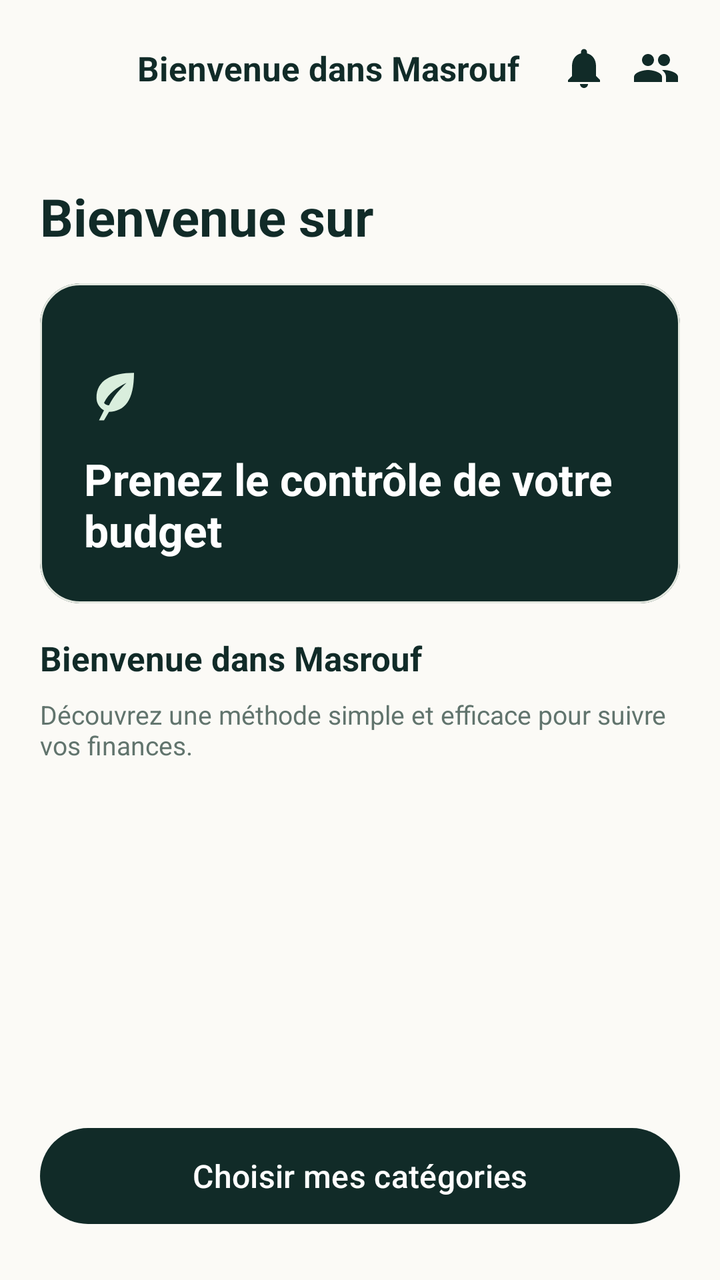
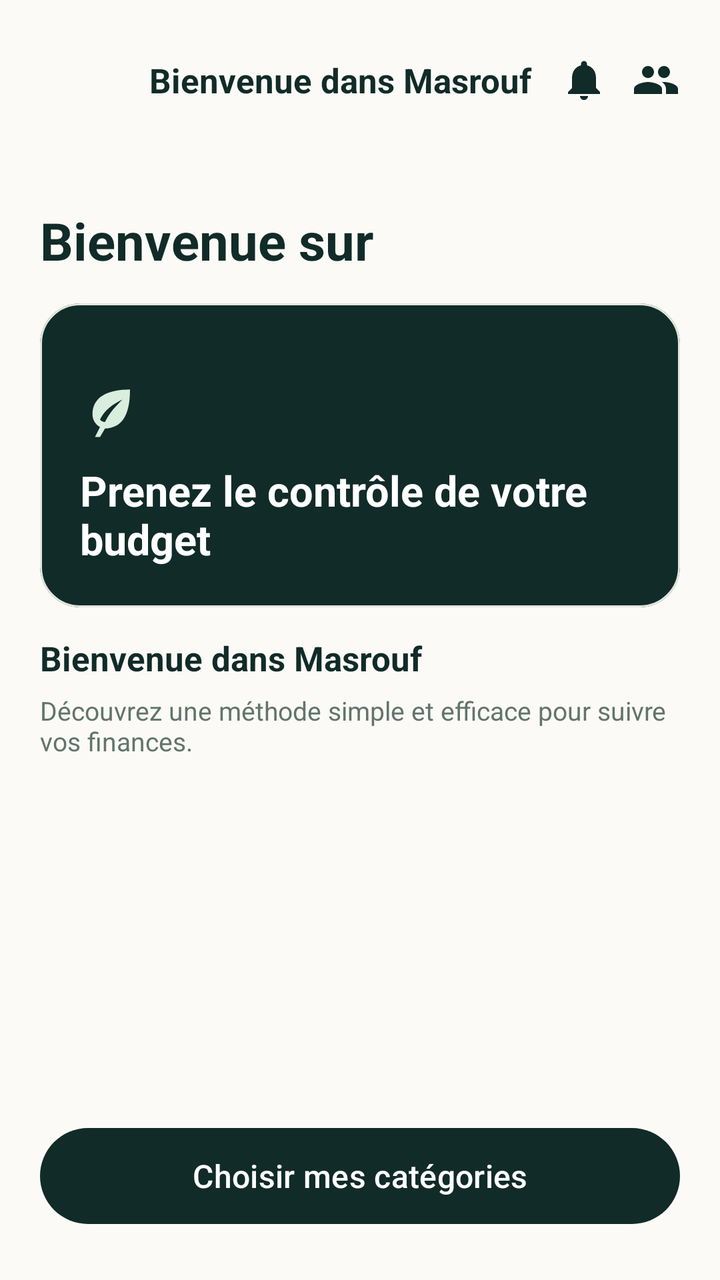

The first picture is an Android layout as it rendered before a commit; the second is the same layout after the commit. The layout source and the unified diff follow.
<!-- AndroidManifest.xml: application theme Theme.Masrouf1 -->
<!-- res/layout/activity_onboarding.xml -->
<?xml version="1.0" encoding="utf-8"?>
<FrameLayout xmlns:android="http://schemas.android.com/apk/res/android"
    xmlns:app="http://schemas.android.com/apk/res-auto"
    android:layout_width="match_parent"
    android:layout_height="match_parent"
    android:background="@color/cream"
    android:layoutDirection="locale">

    <LinearLayout
        android:layout_width="match_parent"
        android:layout_height="match_parent"
        android:orientation="vertical">

        
        <LinearLayout
            android:layout_width="match_parent"
            android:layout_height="wrap_content"
            android:gravity="center_vertical"
            android:orientation="horizontal"
            android:padding="16dp">

            <ImageView
                android:id="@+id/onboarding_back"
                android:layout_width="36dp"
                android:layout_height="36dp"
                android:background="?attr/selectableItemBackgroundBorderless"
                android:contentDescription="@string/back"
                android:padding="6dp"
                android:src="@drawable/ic_back"
                android:visibility="invisible" />

            <TextView
                android:id="@+id/onboarding_title_bar"
                android:layout_width="0dp"
                android:layout_height="wrap_content"
                android:layout_weight="1"
                android:gravity="center"
                android:text="@string/onboarding_discover"
                android:textColor="@color/forest"
                android:textSize="17sp"
                android:textStyle="bold" />

            
            <LinearLayout
                android:layout_width="wrap_content"
                android:layout_height="wrap_content"
                android:gravity="center_vertical"
                android:orientation="horizontal">

                <ImageView
                    android:layout_width="32dp"
                    android:layout_height="32dp"
                    android:contentDescription=""
                    android:padding="4dp"
                    android:src="@drawable/ic_notifications"
                    android:tint="@color/forest" />

                <ImageView
                    android:layout_width="32dp"
                    android:layout_height="32dp"
                    android:layout_marginStart="4dp"
                    android:contentDescription=""
                    android:padding="4dp"
                    android:src="@drawable/ic_people"
                    android:tint="@color/forest" />

            </LinearLayout>

        </LinearLayout>

        
        <TextView
            android:id="@+id/onboarding_step_label"
            android:layout_width="match_parent"
            android:layout_height="wrap_content"
            android:paddingHorizontal="20dp"
            android:textColor="@color/muted_green"
            android:textSize="11sp"
            android:letterSpacing="0.1" />

        
        <FrameLayout
            android:layout_width="match_parent"
            android:layout_height="0dp"
            android:layout_weight="1">

            
            <LinearLayout
                android:id="@+id/onboarding_step_one"
                android:layout_width="match_parent"
                android:layout_height="match_parent"
                android:orientation="vertical"
                android:paddingHorizontal="20dp"
                android:paddingTop="8dp">

                
                <TextView
                    android:layout_width="match_parent"
                    android:layout_height="wrap_content"
                    android:layout_marginBottom="16dp"
                    android:text="@string/onboarding_step1_heading"
                    android:textColor="@color/forest"
                    android:textSize="26sp"
                    android:textStyle="bold" />

                
                <com.google.android.material.card.MaterialCardView
                    android:layout_width="match_parent"
                    android:layout_height="160dp"
                    android:layout_marginBottom="16dp"
                    app:cardBackgroundColor="@color/forest"
                    app:cardCornerRadius="20dp"
                    app:cardElevation="0dp">

                    <LinearLayout
                        android:layout_width="match_parent"
                        android:layout_height="match_parent"
                        android:gravity="bottom|start"
                        android:orientation="vertical"
                        android:padding="22dp">

                        <ImageView
                            android:layout_width="30dp"
                            android:layout_height="30dp"
                            android:layout_marginBottom="12dp"
                            android:contentDescription=""
                            android:src="@drawable/ic_notification_leaf"
                            android:tint="@color/mint" />

                        <TextView
                            android:layout_width="match_parent"
                            android:layout_height="wrap_content"
                            android:text="@string/onboarding_hero_title"
                            android:textColor="@color/alabaster"
                            android:textSize="22sp"
                            android:textStyle="bold" />

                    </LinearLayout>

                </com.google.android.material.card.MaterialCardView>

                
                <TextView
                    android:layout_width="match_parent"
                    android:layout_height="wrap_content"
                    android:layout_marginBottom="8dp"
                    android:text="@string/onboarding_welcome_in_masrouf"
                    android:textColor="@color/forest"
                    android:textSize="17sp"
                    android:textStyle="bold" />

                <TextView
                    android:layout_width="match_parent"
                    android:layout_height="wrap_content"
                    android:layout_marginBottom="12dp"
                    android:text="@string/onboarding_welcome_desc"
                    android:textColor="@color/muted_green"
                    android:textSize="13sp" />

                
                <LinearLayout
                    android:id="@+id/onboarding_sample_transactions"
                    android:layout_width="match_parent"
                    android:layout_height="0dp"
                    android:layout_weight="1"
                    android:orientation="vertical" />

            </LinearLayout>

            
            <LinearLayout
                android:id="@+id/onboarding_step_two"
                android:layout_width="match_parent"
                android:layout_height="match_parent"
                android:orientation="vertical"
                android:paddingHorizontal="20dp"
                android:paddingTop="8dp"
                android:visibility="gone">

                
                <TextView
                    android:layout_width="match_parent"
                    android:layout_height="wrap_content"
                    android:layout_marginBottom="4dp"
                    android:text="@string/onboarding_step2_heading"
                    android:textColor="@color/forest"
                    android:textSize="22sp"
                    android:textStyle="bold" />

                <TextView
                    android:layout_width="match_parent"
                    android:layout_height="wrap_content"
                    android:layout_marginBottom="8dp"
                    android:text="@string/onboarding_customize_description"
                    android:textColor="@color/muted_green"
                    android:textSize="13sp" />

                
                <com.google.android.material.card.MaterialCardView
                    android:layout_width="wrap_content"
                    android:layout_height="wrap_content"
                    android:layout_marginBottom="12dp"
                    app:cardBackgroundColor="@color/alabaster"
                    app:cardCornerRadius="20dp"
                    app:cardElevation="0dp"
                    app:strokeColor="@color/card_border"
                    app:strokeWidth="1dp">

                    <LinearLayout
                        android:layout_width="wrap_content"
                        android:layout_height="wrap_content"
                        android:gravity="center_vertical"
                        android:orientation="horizontal"
                        android:paddingHorizontal="14dp"
                        android:paddingVertical="8dp">

                        <ImageView
                            android:layout_width="16dp"
                            android:layout_height="16dp"
                            android:contentDescription=""
                            android:src="@drawable/ic_bag"
                            android:tint="@color/forest" />

                        <TextView
                            android:id="@+id/onboarding_category_count"
                            android:layout_width="wrap_content"
                            android:layout_height="wrap_content"
                            android:layout_marginStart="8dp"
                            android:text="@string/categories_selected_zero"
                            android:textColor="@color/forest"
                            android:textSize="13sp"
                            android:textStyle="bold" />

                        <TextView
                            android:id="@+id/category_count_badge"
                            android:layout_width="24dp"
                            android:layout_height="24dp"
                            android:layout_marginStart="6dp"
                            android:background="@drawable/badge_background"
                            android:gravity="center"
                            android:text="0"
                            android:textColor="@color/alabaster"
                            android:textSize="11sp"
                            android:textStyle="bold" />

                    </LinearLayout>

                </com.google.android.material.card.MaterialCardView>

                
                <ProgressBar
                    android:id="@+id/onboarding_category_loading"
                    style="?android:attr/progressBarStyleHorizontal"
                    android:layout_width="match_parent"
                    android:layout_height="4dp"
                    android:indeterminate="true"
                    android:indeterminateTint="@color/emerald"
                    android:visibility="gone" />

                
                <androidx.recyclerview.widget.RecyclerView
                    android:id="@+id/onboarding_category_list"
                    android:layout_width="match_parent"
                    android:layout_height="0dp"
                    android:layout_weight="1"
                    android:clipToPadding="false"
                    android:paddingBottom="8dp" />

            </LinearLayout>

            
            <LinearLayout
                android:id="@+id/onboarding_step_three"
                android:layout_width="match_parent"
                android:layout_height="match_parent"
                android:orientation="vertical"
                android:paddingHorizontal="20dp"
                android:paddingTop="8dp"
                android:visibility="gone">

                
                <TextView
                    android:layout_width="match_parent"
                    android:layout_height="wrap_content"
                    android:layout_marginBottom="4dp"
                    android:text="@string/onboarding_step3_heading"
                    android:textColor="@color/forest"
                    android:textSize="22sp"
                    android:textStyle="bold" />

                
                <TextView
                    android:id="@+id/onboarding_selection_summary_text"
                    android:layout_width="match_parent"
                    android:layout_height="wrap_content"
                    android:layout_marginBottom="16dp"
                    android:textColor="@color/muted_green"
                    android:textSize="13sp" />

                
                <ScrollView
                    android:layout_width="match_parent"
                    android:layout_height="0dp"
                    android:layout_weight="1">

                    <LinearLayout
                        android:id="@+id/onboarding_summary_list"
                        android:layout_width="match_parent"
                        android:layout_height="wrap_content"
                        android:orientation="vertical" />

                </ScrollView>

                
                <com.google.android.material.card.MaterialCardView
                    android:layout_width="match_parent"
                    android:layout_height="wrap_content"
                    android:layout_marginTop="12dp"
                    android:layout_marginBottom="8dp"
                    app:cardBackgroundColor="@color/mint"
                    app:cardCornerRadius="12dp"
                    app:cardElevation="0dp">

                    <LinearLayout
                        android:layout_width="match_parent"
                        android:layout_height="wrap_content"
                        android:gravity="center_vertical"
                        android:orientation="horizontal"
                        android:padding="14dp">

                        <ImageView
                            android:layout_width="20dp"
                            android:layout_height="20dp"
                            android:contentDescription=""
                            android:src="@drawable/ic_notifications"
                            android:tint="@color/emerald" />

                        <LinearLayout
                            android:layout_width="0dp"
                            android:layout_height="wrap_content"
                            android:layout_marginStart="10dp"
                            android:layout_weight="1"
                            android:orientation="vertical">

                            <TextView
                                android:layout_width="match_parent"
                                android:layout_height="wrap_content"
                                android:text="@string/onboarding_budget_info_title"
                                android:textColor="@color/forest"
                                android:textSize="13sp"
                                android:textStyle="bold" />

                            <TextView
                                android:layout_width="match_parent"
                                android:layout_height="wrap_content"
                                android:layout_marginTop="2dp"
                                android:text="@string/onboarding_budget_info_desc"
                                android:textColor="@color/muted_green"
                                android:textSize="12sp" />

                        </LinearLayout>

                    </LinearLayout>

                </com.google.android.material.card.MaterialCardView>

            </LinearLayout>

        </FrameLayout>

        
        <LinearLayout
            android:layout_width="match_parent"
            android:layout_height="wrap_content"
            android:gravity="center_vertical"
            android:orientation="vertical"
            android:paddingHorizontal="20dp"
            android:paddingBottom="24dp"
            android:paddingTop="8dp">

            <com.google.android.material.button.MaterialButton
                android:id="@+id/onboarding_next"
                android:layout_width="match_parent"
                android:layout_height="56dp"
                android:text="@string/choose_categories"
                android:textColor="@color/alabaster"
                android:textSize="16sp"
                app:backgroundTint="@color/forest"
                app:cornerRadius="28dp" />

            
            <com.google.android.material.button.MaterialButton
                android:id="@+id/onboarding_modify_selection"
                android:layout_width="match_parent"
                android:layout_height="52dp"
                android:layout_marginTop="8dp"
                android:text="@string/onboarding_modify_selection"
                android:textColor="@color/alabaster"
                android:textSize="15sp"
                android:visibility="gone"
                app:backgroundTint="@color/emerald"
                app:cornerRadius="28dp" />

            <ProgressBar
                android:id="@+id/onboarding_save_progress"
                android:layout_width="28dp"
                android:layout_height="28dp"
                android:layout_gravity="center"
                android:layout_marginTop="8dp"
                android:indeterminateTint="@color/emerald"
                android:visibility="gone" />

        </LinearLayout>

    </LinearLayout>

</FrameLayout>
<!-- resources referenced by this layout -->
<resources>
  <color name="alabaster">#FFFFFF</color>
  <color name="card_border">#E2E7DF</color>
  <color name="cream">#FBFAF6</color>
  <color name="emerald">#2E7D43</color>
  <color name="forest">#112B28</color>
  <color name="mint">#D9EEDD</color>
  <color name="muted_green">#61746D</color>
  <!-- drawable badge_background (drawable) -->
  <shape xmlns:android="http://schemas.android.com/apk/res/android" android:shape="rectangle">
      <solid android:color="@color/mint" />
      <corners android:radius="28dp" />
  </shape>
  <!-- drawable ic_back (drawable) -->
  <vector xmlns:android="http://schemas.android.com/apk/res/android" android:width="24dp" android:height="24dp" android:viewportWidth="24" android:viewportHeight="24"><path android:fillColor="#FFFFFFFF" android:pathData="M20,11H7.83L13.42,5.41L12,4L4,12L12,20L13.41,18.59L7.83,13H20V11Z" /></vector>
  <string name="back">Retour</string>
  <string name="categories_selected_zero">Catégories sélectionnées : </string>
  <string name="choose_categories">Choisir mes catégories</string>
  <string name="onboarding_budget_info_desc">Vous pourrez en définir un depuis l\'écran Accueil à tout moment.</string>
  <string name="onboarding_budget_info_title">Créez un budget quand vous serez prêt</string>
  <string name="onboarding_customize_description">Sélectionne les catégories que tu souhaites utiliser dans Masrouf. Tu pourras les modifier plus tard.</string>
  <string name="onboarding_discover">Bienvenue dans Masrouf</string>
  <string name="onboarding_hero_title">Prenez le contrôle de votre budget</string>
  <string name="onboarding_modify_selection">Modifier la sélection</string>
  <string name="onboarding_step1_heading">Bienvenue sur</string>
  <string name="onboarding_step2_heading">Vos catégories</string>
  <string name="onboarding_step3_heading">Votre sélection</string>
  <string name="onboarding_welcome_desc">Découvrez une méthode simple et efficace pour suivre vos finances.</string>
  <string name="onboarding_welcome_in_masrouf">Bienvenue dans Masrouf</string>
  <style name="Theme.Masrouf1" parent="Base.Theme.Masrouf1" />
  <color name="mint_light">#D9EEDD</color>
  <color name="mint_accent">#85B8A5</color>
  <color name="coral">#DC7770</color>
  <style name="Widget.Masrouf.Chip" parent="Widget.Material3.Chip.Filter">
          <item name="chipBackgroundColor">@color/chip_background_color</item>
          <item name="chipStrokeColor">@color/chip_stroke_color</item>
          <item name="chipStrokeWidth">1dp</item>
          <item name="android:textColor">@color/forest</item>
          <item name="checkedIconTint">@color/emerald</item>
      </style>
  <style name="Widget.Masrouf.Button.Outlined" parent="Widget.Material3.Button.OutlinedButton">
          <item name="android:textColor">@color/forest</item>
          <item name="strokeColor">@color/forest</item>
          <item name="iconTint">@color/forest</item>
      </style>
  <style name="Widget.Masrouf.EditText" parent="Widget.AppCompat.EditText">
          <item name="android:textColor">@color/ink</item>
          <item name="android:textColorHint">@color/muted_green</item>
      </style>
  <color name="ink">#112B28</color>
  <style name="Widget.Masrouf.Button.Material" parent="Widget.Material3.Button">
          <item name="android:minHeight">48dp</item>
          <item name="backgroundTint">@color/forest</item>
          <item name="android:textColor">@color/alabaster</item>
      </style>
  <style name="Widget.Masrouf.DialogButton" parent="Widget.Material3.Button.TextButton.Dialog">
          <item name="android:textColor">@color/emerald</item>
      </style>
  <!-- unchanged entries left out for length: 7 -->
</resources>

<!-- the commit's change to res/layout/activity_onboarding.xml (unified diff, before → after) -->
@@ -4,6 +4,7 @@
     android:layout_width="match_parent"
     android:layout_height="match_parent"
     android:background="@color/cream"
+    android:fitsSystemWindows="true"
     android:layoutDirection="locale">
 
     <LinearLayout
@@ -21,13 +22,14 @@
 
             <ImageView
                 android:id="@+id/onboarding_back"
-                android:layout_width="36dp"
-                android:layout_height="36dp"
+                android:layout_width="48dp"
+                android:layout_height="48dp"
                 android:background="?attr/selectableItemBackgroundBorderless"
                 android:contentDescription="@string/back"
-                android:padding="6dp"
+                android:padding="10dp"
                 android:src="@drawable/ic_back"
-                android:visibility="invisible" />
+                android:visibility="invisible"
+                app:tint="@color/forest" />
 
             <TextView
                 android:id="@+id/onboarding_title_bar"
@@ -89,81 +91,96 @@
                 android:id="@+id/onboarding_step_one"
                 android:layout_width="match_parent"
                 android:layout_height="match_parent"
-                android:orientation="vertical"
-                android:paddingHorizontal="20dp"
-                android:paddingTop="8dp">
-
-                
-                <TextView
-                    android:layout_width="match_parent"
-                    android:layout_height="wrap_content"
-                    android:layout_marginBottom="16dp"
-                    android:text="@string/onboarding_step1_heading"
-                    android:textColor="@color/forest"
-                    android:textSize="26sp"
-                    android:textStyle="bold" />
-
-                
-                <com.google.android.material.card.MaterialCardView
-                    android:layout_width="match_parent"
-                    android:layout_height="160dp"
-                    android:layout_marginBottom="16dp"
-                    app:cardBackgroundColor="@color/forest"
-                    app:cardCornerRadius="20dp"
-                    app:cardElevation="0dp">
+                android:orientation="vertical">
+
+                <ScrollView
+                    android:layout_width="match_parent"
+                    android:layout_height="match_parent"
+                    android:fillViewport="true"
+                    android:scrollbars="none">
 
                     <LinearLayout
                         android:layout_width="match_parent"
-                        android:layout_height="match_parent"
-                        android:gravity="bottom|start"
+                        android:layout_height="wrap_content"
                         android:orientation="vertical"
-                        android:padding="22dp">
-
-                        <ImageView
-                            android:layout_width="30dp"
-                            android:layout_height="30dp"
-                            android:layout_marginBottom="12dp"
-                            android:contentDescription=""
-                            android:src="@drawable/ic_notification_leaf"
-                            android:tint="@color/mint" />
-
+                        android:paddingHorizontal="20dp"
+                        android:paddingTop="8dp"
+                        android:paddingBottom="12dp">
+
+                        
                         <TextView
                             android:layout_width="match_parent"
                             android:layout_height="wrap_content"
-                            android:text="@string/onboarding_hero_title"
-                            android:textColor="@color/alabaster"
-                            android:textSize="22sp"
+                            android:layout_marginBottom="14dp"
+                            android:text="@string/onboarding_step1_heading"
+                            android:textColor="@color/forest"
+                            android:textSize="26sp"
                             android:textStyle="bold" />
 
+                        
+                        <com.google.android.material.card.MaterialCardView
+                            android:layout_width="match_parent"
+                            android:layout_height="152dp"
+                            android:layout_marginBottom="14dp"
+                            app:cardBackgroundColor="@color/forest"
+                            app:cardCornerRadius="20dp"
+                            app:cardElevation="0dp">
+
+                            <LinearLayout
+                                android:layout_width="match_parent"
+                                android:layout_height="match_parent"
+                                android:gravity="bottom|start"
+                                android:orientation="vertical"
+                                android:padding="20dp">
+
+                                <ImageView
+                                    android:layout_width="30dp"
+                                    android:layout_height="30dp"
+                                    android:layout_marginBottom="10dp"
+                                    android:contentDescription=""
+                                    android:src="@drawable/ic_notification_leaf"
+                                    android:tint="@color/mint" />
+
+                                <TextView
+                                    android:layout_width="match_parent"
+                                    android:layout_height="wrap_content"
+                                    android:text="@string/onboarding_hero_title"
+                                    android:textColor="@color/alabaster"
+                                    android:textSize="21sp"
+                                    android:textStyle="bold" />
+
+                            </LinearLayout>
+
+                        </com.google.android.material.card.MaterialCardView>
+
+                        
+                        <TextView
+                            android:layout_width="match_parent"
+                            android:layout_height="wrap_content"
+                            android:layout_marginBottom="6dp"
+                            android:text="@string/onboarding_welcome_in_masrouf"
+                            android:textColor="@color/forest"
+                            android:textSize="17sp"
+                            android:textStyle="bold" />
+
+                        <TextView
+                            android:layout_width="match_parent"
+                            android:layout_height="wrap_content"
+                            android:layout_marginBottom="12dp"
+                            android:text="@string/onboarding_welcome_desc"
+                            android:textColor="@color/muted_green"
+                            android:textSize="13sp" />
+
+                        
+                        <LinearLayout
+                            android:id="@+id/onboarding_sample_transactions"
+                            android:layout_width="match_parent"
+                            android:layout_height="wrap_content"
+                            android:orientation="vertical" />
+
                     </LinearLayout>
 
-                </com.google.android.material.card.MaterialCardView>
-
-                
-                <TextView
-                    android:layout_width="match_parent"
-                    android:layout_height="wrap_content"
-                    android:layout_marginBottom="8dp"
-                    android:text="@string/onboarding_welcome_in_masrouf"
-                    android:textColor="@color/forest"
-                    android:textSize="17sp"
-                    android:textStyle="bold" />
-
-                <TextView
-                    android:layout_width="match_parent"
-                    android:layout_height="wrap_content"
-                    android:layout_marginBottom="12dp"
-                    android:text="@string/onboarding_welcome_desc"
-                    android:textColor="@color/muted_green"
-                    android:textSize="13sp" />
-
-                
-                <LinearLayout
-                    android:id="@+id/onboarding_sample_transactions"
-                    android:layout_width="match_parent"
-                    android:layout_height="0dp"
-                    android:layout_weight="1"
-                    android:orientation="vertical" />
+                </ScrollView>
 
             </LinearLayout>
 
